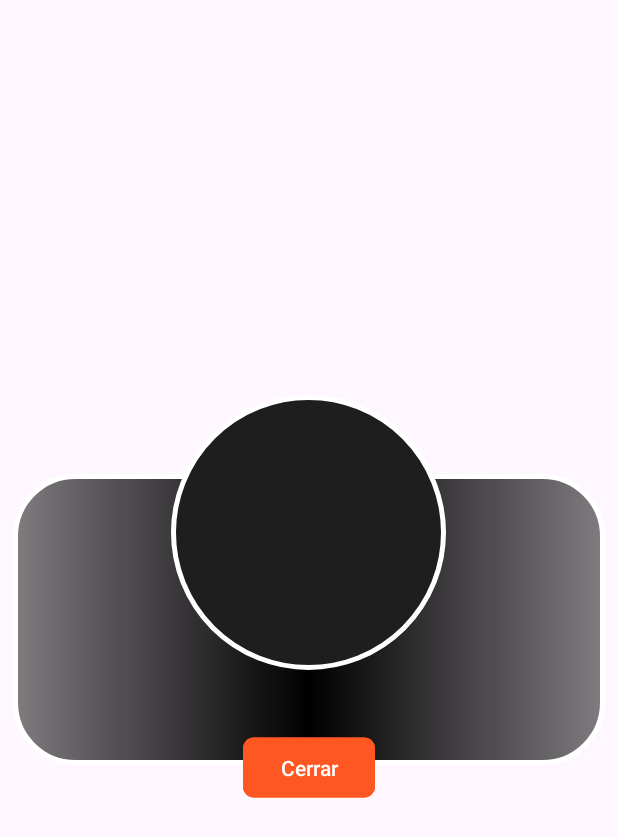
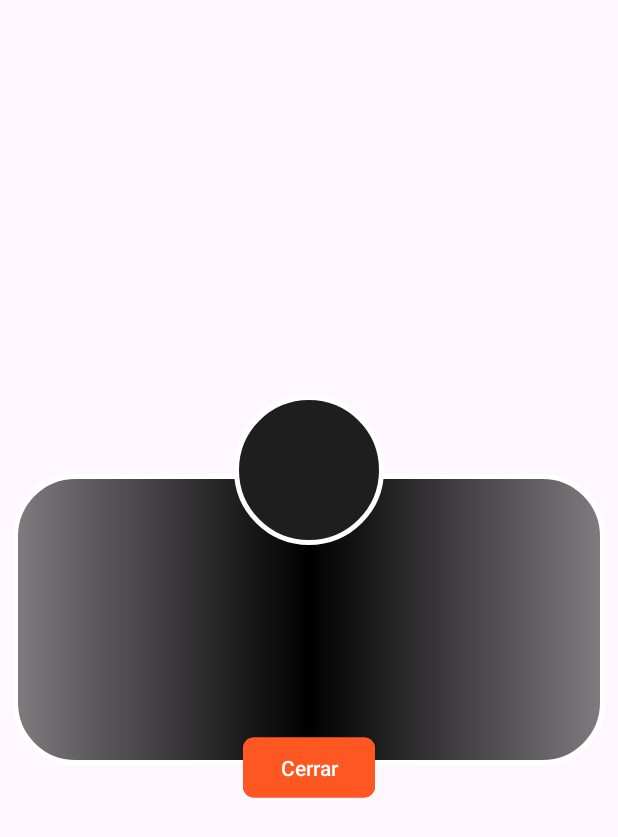
Before and after one commit to BrianGomezM/equipoUno, an Android app: the layout random_pokemon.xml on its own in the app's theme, with its tools: preview values and no code run, on a phone screen of 412 x 824 dp. Shown: the top 837 px of the screen. Run offline under Robolectric (Android 15) with nearby library versions, the light colour scheme and no system bars.

Commit message:
Arreglar circulo img pokemeon

```diff
--- a/app/src/main/res/layout/random_pokemon.xml
+++ b/app/src/main/res/layout/random_pokemon.xml
@@ -22,8 +22,8 @@
 
     <ImageView
         android:id="@+id/roundedPokemon"
-        android:layout_width="275px"
-        android:layout_height="275px"
+        android:layout_width="100dp"
+        android:layout_height="100dp"
         android:scaleType="centerCrop"
         android:contentDescription="@string/imagen_de_un_pokemon"
         android:layout_alignParentTop="true"
```
